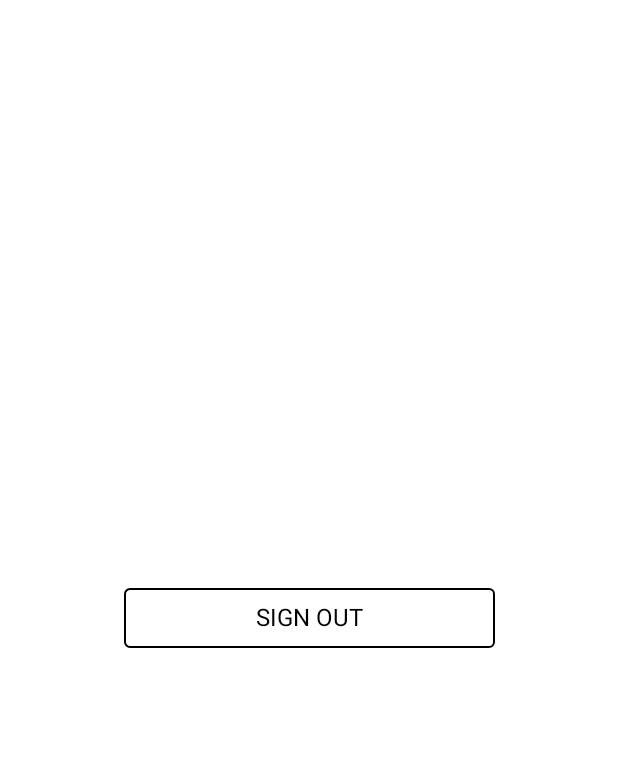
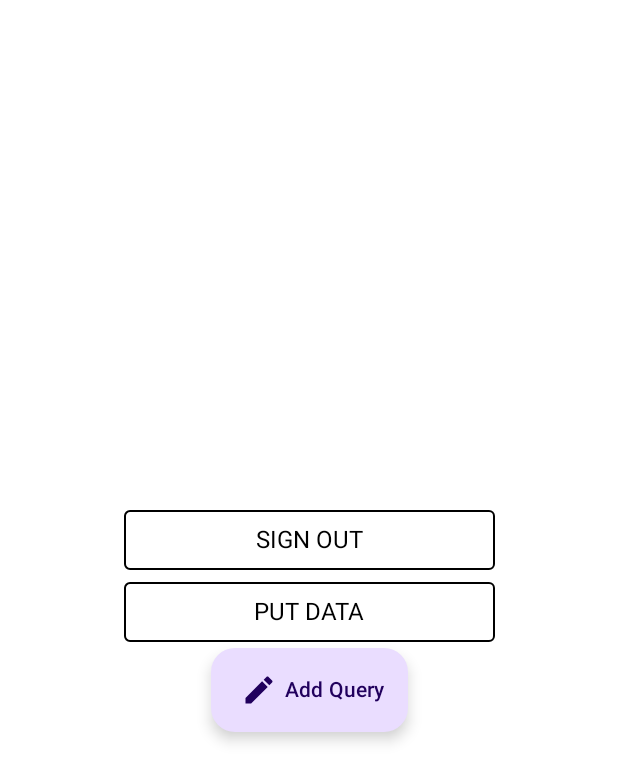
Before and after one commit to shanto-323/Qsub, an Android app built with Jetpack Compose: the MainScreen screen opened through its navigation route, on a phone screen of 412 x 824 dp. Shown: the top 782 px of the screen. Run offline under Robolectric (Android 15) with nearby library versions, the phone set to English and light mode, and no system bars; our stand-ins replace Dagger/Hilt's generated code, Firebase (no records; nobody signed in at launch, a user with empty details on screens opened directly).

```diff
--- a/app/build.gradle.kts
+++ b/app/build.gradle.kts
@@ -60,6 +60,7 @@ dependencies {
   implementation(libs.androidx.ui.tooling.preview)
   implementation(libs.androidx.material3)
   implementation(libs.firebase.auth)
+  implementation(libs.firebase.firestore)
   testImplementation(libs.junit)
   androidTestImplementation(libs.androidx.junit)
   androidTestImplementation(libs.androidx.espresso.core)
--- a/app/src/main/java/com/example/qsub/di/AppModule.kt
+++ b/app/src/main/java/com/example/qsub/di/AppModule.kt
@@ -1,8 +1,12 @@
 package com.example.qsub.di
 
 import com.example.qsub.data.remote.repository.AuthRepositoryImpl
+import com.example.qsub.data.remote.repository.FireStoreRepositoryImpl
 import com.example.qsub.domain.repository.AuthRepository
+import com.example.qsub.domain.repository.FireStoreRepository
 import com.google.firebase.auth.FirebaseAuth
+import com.google.firebase.firestore.ktx.firestore
+import com.google.firebase.ktx.Firebase
 import dagger.Module
 import dagger.Provides
 import dagger.hilt.InstallIn
@@ -14,7 +18,13 @@ object AppModule {
 
   @Provides
   fun provideAuthRepository(): AuthRepository = AuthRepositoryImpl(
-    auth = FirebaseAuth.getInstance()
+    auth = FirebaseAuth.getInstance(),
+    db = Firebase.firestore
+  )
+
+  @Provides
+  fun provideFireStoreRepository(): FireStoreRepository = FireStoreRepositoryImpl(
+    db = Firebase.firestore
   )
 
 }
--- /dev/null
+++ b/app/src/main/java/com/example/qsub/domain/model/UserModel.kt
@@ -0,0 +1,6 @@
+package com.example.qsub.domain.model
+
+data class UserModel(
+  val id: String = "",
+  val name: String = "",
+)
--- /dev/null
+++ b/app/src/main/java/com/example/qsub/domain/repository/FireStoreRepository.kt
@@ -0,0 +1,17 @@
+package com.example.qsub.domain.repository
+
+import com.example.qsub.domain.model.DataModel
+import com.example.qsub.domain.model.Response
+import kotlinx.coroutines.flow.Flow
+
+interface FireStoreRepository {
+
+  suspend fun putData(model: DataModel): Response<Boolean>
+
+  suspend fun deleteData(id:String) : Response<Boolean>
+
+  suspend fun updateData(model: DataModel) : Response<Boolean>
+
+  fun getData(id:String) : Flow<List<DataModel>>
+
+}
--- /dev/null
+++ b/app/src/main/java/com/example/qsub/presentation/home/create/items/CreateEvent.kt
@@ -0,0 +1,6 @@
+package com.example.qsub.presentation.home.create.items
+
+sealed class CreateEvent {
+  data class Query(val query: String) : CreateEvent()
+  data object Submit : CreateEvent()
+}
--- /dev/null
+++ b/app/src/main/java/com/example/qsub/presentation/home/create/items/CreateState.kt
@@ -0,0 +1,6 @@
+package com.example.qsub.presentation.home.create.items
+
+data class CreateState(
+  val query: String = "",
+  val isUpdated: Boolean = false
+)
--- a/app/src/main/java/com/example/qsub/presentation/home/mainpage/MainScreen.kt
+++ b/app/src/main/java/com/example/qsub/presentation/home/mainpage/MainPage.kt
@@ -4,8 +4,15 @@ import androidx.compose.foundation.BorderStroke
 import androidx.compose.foundation.background
 import androidx.compose.foundation.layout.Arrangement
 import androidx.compose.foundation.layout.Column
+import androidx.compose.foundation.layout.Row
 import androidx.compose.foundation.layout.fillMaxSize
 import androidx.compose.foundation.layout.fillMaxWidth
+import androidx.compose.foundation.layout.padding
+import androidx.compose.material.icons.Icons
+import androidx.compose.material.icons.filled.Create
+import androidx.compose.material3.FloatingActionButton
+import androidx.compose.material3.Icon
+import androidx.compose.material3.Text
 import androidx.compose.runtime.Composable
 import androidx.compose.ui.Alignment
 import androidx.compose.ui.Modifier
@@ -17,7 +24,7 @@ import com.example.qsub.presentation.auth.items.ItemButton
 @Composable
 fun MainScreen(
   modifier: Modifier = Modifier,
-  viewModel: MainScreenViewModel = hiltViewModel(),
+  viewModel: MainPageViewModel = hiltViewModel(),
   navigateToAuth: () -> Unit
 ) {
   Column(
@@ -36,5 +43,26 @@ fun MainScreen(
       modifier = Modifier.fillMaxWidth(0.6f),
       label = "SIGN OUT"
     )
+    ItemButton(
+      onClick = {
+        viewModel.putData()
+      },
+      borderStroke = BorderStroke(1.dp, Color.Black),
+      shape = 4,
+      modifier = Modifier.fillMaxWidth(0.6f),
+      label = "PUT DATA"
+    )
+    FloatingActionButton(onClick = {
+      navigateToAuth()
+    }) {
+      Row(
+        modifier.weight(1f).padding(5.dp).fillMaxWidth(0.3f),
+        verticalAlignment = Alignment.CenterVertically,
+        horizontalArrangement = Arrangement.Center
+      ){
+        Icon(imageVector = Icons.Filled.Create, contentDescription = "Create",modifier.padding(5.dp,0.dp))
+        Text(text = "Add Query")
+      }
+    }
   }
 }
--- a/app/src/main/java/com/example/qsub/presentation/home/mainpage/MainScreenViewModel.kt
+++ b/app/src/main/java/com/example/qsub/presentation/home/mainpage/MainPageViewModel.kt
@@ -1,20 +1,22 @@
 package com.example.qsub.presentation.home.mainpage
 
-import android.util.Log
 import androidx.compose.runtime.getValue
 import androidx.compose.runtime.mutableStateOf
 import androidx.compose.runtime.setValue
 import androidx.lifecycle.ViewModel
 import androidx.lifecycle.viewModelScope
+import com.example.qsub.domain.model.DataModel
 import com.example.qsub.domain.model.Response
 import com.example.qsub.domain.repository.AuthRepository
+import com.example.qsub.domain.repository.FireStoreRepository
 import dagger.hilt.android.lifecycle.HiltViewModel
 import kotlinx.coroutines.launch
 import javax.inject.Inject
 
 @HiltViewModel
-class MainScreenViewModel @Inject constructor(
-  private val repo: AuthRepository
+class MainPageViewModel @Inject constructor(
+  private val repo: AuthRepository,
+  private val fireStoreRepo: FireStoreRepository
 ) : ViewModel() {
   var response by mutableStateOf<Response<Boolean>>(Response.Success(false))
     private set
@@ -26,4 +28,8 @@ class MainScreenViewModel @Inject constructor(
       response = repo.reloadUser()
     }
   }
+
+  fun putData() {
+
+  }
 }
--- a/gradle/libs.versions.toml
+++ b/gradle/libs.versions.toml
@@ -11,6 +11,7 @@ activityCompose = "1.9.2"
 composeBom = "2024.04.01"
 googleGmsGoogleServices = "4.4.2"
 firebaseAuth = "23.0.0"
+firebaseFirestore = "25.1.0"
 
 [libraries]
 accompanist-navigation-animation = { module = "com.google.accompanist:accompanist-navigation-animation", version.ref = "accompanistNavigationAnimation" }
@@ -29,6 +30,7 @@ androidx-ui-test-manifest = { group = "androidx.compose.ui", name = "ui-test-man
 androidx-ui-test-junit4 = { group = "androidx.compose.ui", name = "ui-test-junit4" }
 androidx-material3 = { group = "androidx.compose.material3", name = "material3" }
 firebase-auth = { group = "com.google.firebase", name = "firebase-auth", version.ref = "firebaseAuth" }
+firebase-firestore = { group = "com.google.firebase", name = "firebase-firestore", version.ref = "firebaseFirestore" }
 
 [plugins]
 android-application = { id = "com.android.application", version.ref = "agp" }
```
Also changed, not shown: app/src/main/java/com/example/qsub/data/remote/repository/AuthRepositoryImpl.kt (+13 -2 lines), app/src/main/java/com/example/qsub/data/remote/repository/FireStoreRepositoryImpl.kt (added, +35 -0 lines), app/src/main/java/com/example/qsub/domain/model/DataModel.kt (added, +10 -0 lines), app/src/main/java/com/example/qsub/presentation/home/create/CreateScreen.kt (added, +93 -0 lines), app/src/main/java/com/example/qsub/presentation/home/create/CreateScreenViewModel.kt (added, +49 -0 lines), app/src/main/java/com/example/qsub/presentation/navigation/Navigation.kt (+14 -11 lines), app/src/main/java/com/example/qsub/utils/Constants.kt (+7 -0 lines).
